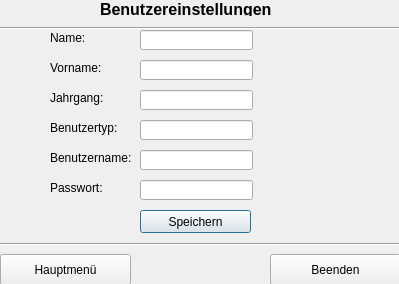
This is ZitatErfassung/frmbenutzereinstellungen.ui in TrialAnd404/MyRepo as Qt 5 draws it before an edit. The edited form follows.
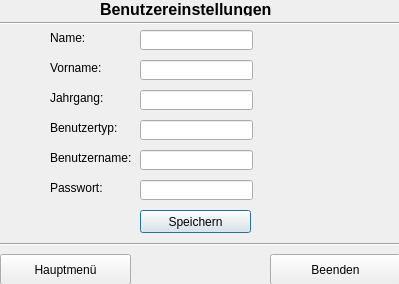
This is the edited form.

```diff
--- a/ZitatErfassung/frmbenutzereinstellungen.ui
+++ b/ZitatErfassung/frmbenutzereinstellungen.ui
@@ -232,7 +232,7 @@
    <property name="geometry">
     <rect>
      <x>0</x>
-     <y>20</y>
+     <y>15</y>
      <width>401</width>
      <height>16</height>
     </rect>
```
